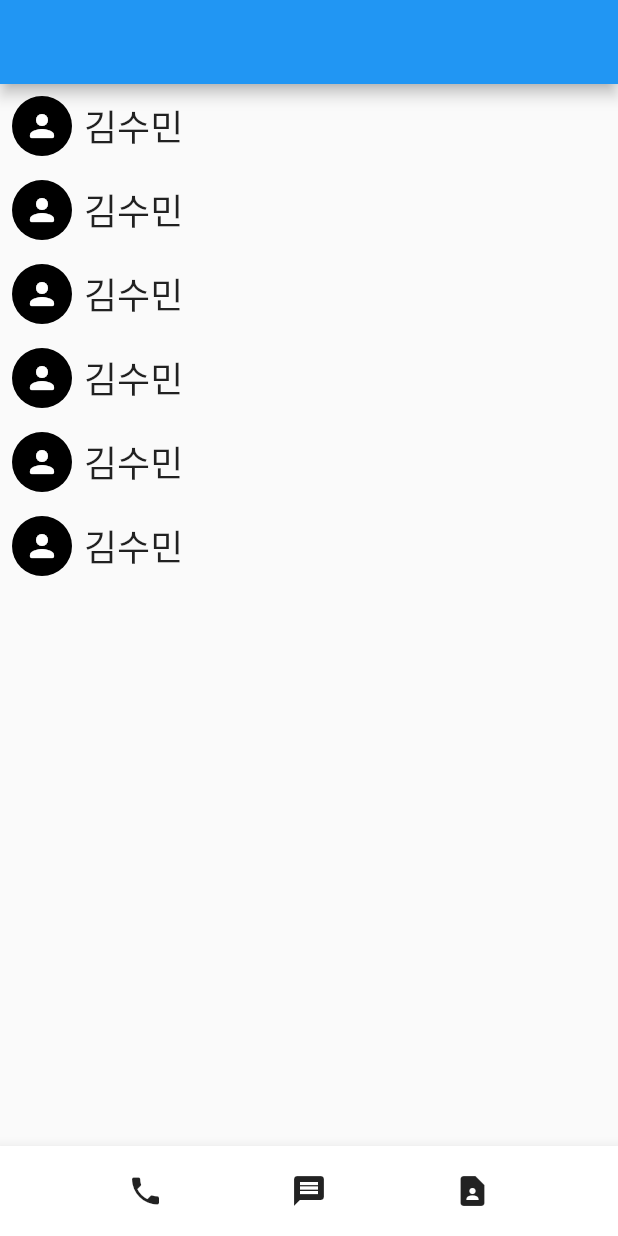
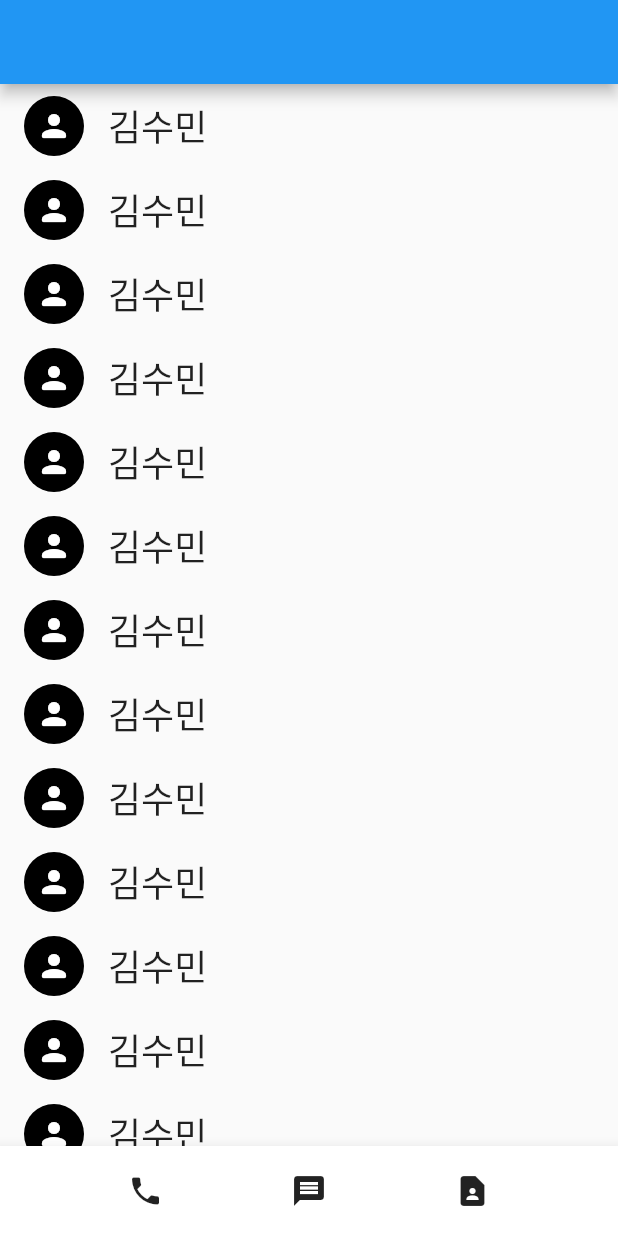
Before and after one commit to milk717/flutter-study, a Flutter app: the screen it shows after launch, on a phone screen of 412 x 824 dp. Run offline on Flutter 3.47's test engine with Material 2 defaults, Android fonts, the phone set to English and light mode, and no system bars.

Commit message:
ListView.builder & ListTile

```diff
--- a/lib/main.dart
+++ b/lib/main.dart
@@ -11,10 +11,22 @@ class MyApp extends StatelessWidget {
     return MaterialApp(
       home: Scaffold(
           appBar: AppBar(),
-          body: ListView(
-            children: [
-              a,a,a,a,a,a,
-            ],
+          body: ListView.builder(
+              itemCount: 17,
+              itemBuilder: (c,i){
+                return ListTile(
+                  leading: Container(
+                    width: 40,
+                    height: 40,
+                    decoration: BoxDecoration(
+                        borderRadius: BorderRadius.circular(100),
+                        color: Colors.black
+                    ),
+                    child: Icon(Icons.person_rounded,color: Colors.white,),
+                  ),
+                  title: Text('김수민',style: TextStyle(fontSize: 24),),
+                );
+              }
           ),
         bottomNavigationBar: BottomAppBar(
           child: SizedBox(
@@ -33,21 +45,3 @@ class MyApp extends StatelessWidget {
     );
   }
 }
-
-var a = SizedBox(
-  child: Row(
-    children: <Widget> [
-      Container(
-        width: 40,
-        height: 40,
-        margin: EdgeInsets.all(8),
-        decoration: BoxDecoration(
-          borderRadius: BorderRadius.circular(100),
-          color: Colors.black
-        ),
-        child: Icon(Icons.person_rounded,color: Colors.white,),
-        ),
-      Text('김수민',style: TextStyle(fontSize: 24),),
-    ],
-  ),
-);
```
